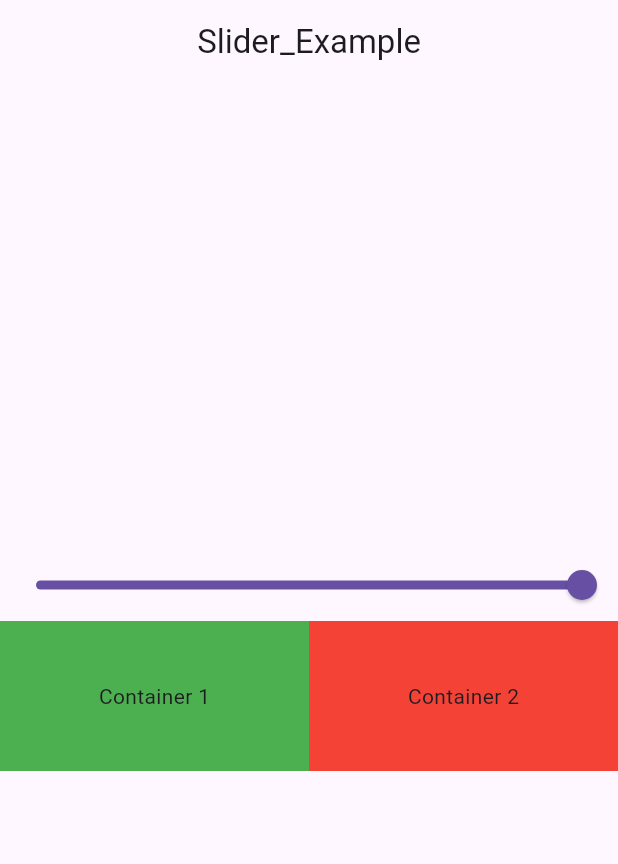
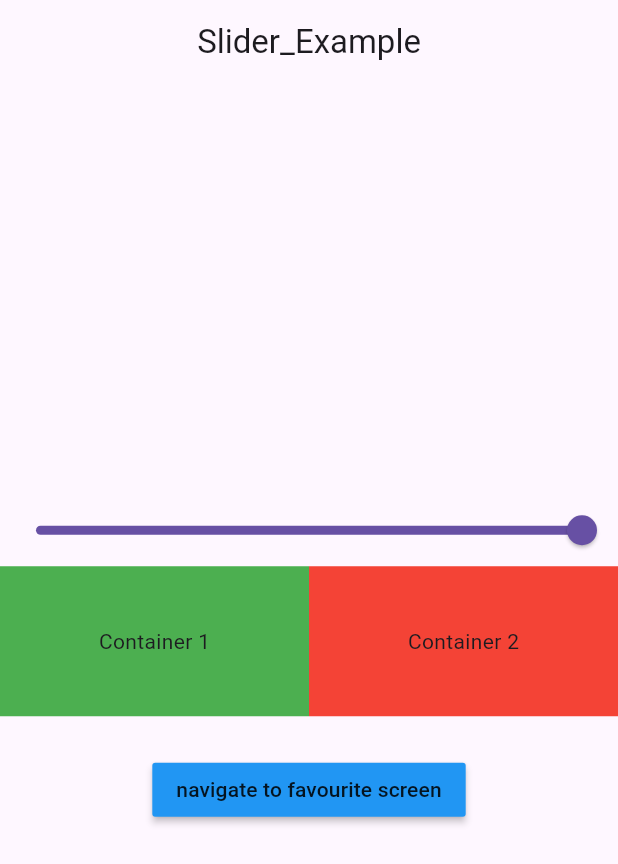
Before and after one commit to Amankhan004/Provider_State_Management, a Flutter app: the screen it shows after launch, on a phone screen of 412 x 824 dp. Shown: the top 864 px of the screen. Run offline on Flutter 3.47's test engine with Material 3 defaults, Android fonts, the phone set to English and light mode, and no system bars.

Commit message:
Favourite screen

```diff
--- a/lib/main.dart
+++ b/lib/main.dart
@@ -1,5 +1,6 @@
 import 'package:flutter/material.dart';
 import 'package:provider/provider.dart';
+import 'package:provider_state_management/provider/favouriteitem_provider.dart';
 import 'package:provider_state_management/provider/slider_provider.dart';
 import 'package:provider_state_management/screen/slider_screen.dart';
 
@@ -14,7 +15,11 @@ class MyApp extends StatelessWidget {
   @override
   Widget build(BuildContext context) {
     return MultiProvider(
-        providers: [ChangeNotifierProvider(create: (_) => SliderProvider())],
+        providers: [
+          ChangeNotifierProvider(create: (_) => SliderProvider()),
+          ChangeNotifierProvider(create: (_) => FavouriteItemProvider()),
+
+          ],
         child: MaterialApp(
           debugShowCheckedModeBanner: false,
           title: 'Provider State Management',
--- /dev/null
+++ b/lib/provider/favouriteitem_provider.dart
@@ -0,0 +1,19 @@
+import 'package:flutter/material.dart';
+
+class FavouriteItemProvider with ChangeNotifier{
+
+  List<int> _selectedItem = [];
+  List<int> get selectedItem =>  _selectedItem;
+
+  void addValue(int value){
+    _selectedItem.add(value);
+    notifyListeners();
+
+  }
+ void removeValue(int value){
+    _selectedItem.remove(value);
+    notifyListeners();
+
+  }
+
+}
--- a/lib/screen/slider_screen.dart
+++ b/lib/screen/slider_screen.dart
@@ -1,6 +1,7 @@
 import 'package:flutter/material.dart';
 import 'package:provider/provider.dart';
 import 'package:provider_state_management/provider/slider_provider.dart';
+import 'package:provider_state_management/screen/favourites/favourit_screen.dart';
 
 // ignore: must_be_immutable
 class SliderScreen extends StatelessWidget {
@@ -9,25 +10,23 @@ class SliderScreen extends StatelessWidget {
   @override
   Widget build(BuildContext context) {
     // final provider = Provider.of<SliderProvider>(context, listen: false);
-    print("built");
+    // print("built");
     return Scaffold(
       appBar: AppBar(
         title: const Center(child: Text("Slider_Example")),
       ),
       body: Column(mainAxisAlignment: MainAxisAlignment.center, children: [
-
-        Consumer<SliderProvider>(builder: (context, value,child){
-          return  Slider(
+        Consumer<SliderProvider>(builder: (context, value, child) {
+          return Slider(
               min: 0,
               max: 1,
               value: value.value,
               onChanged: (val) {
                 value.setValue(val);
               });
-
         }),
-         Consumer<SliderProvider>(builder: (context, value,child){
-          return    Row(
+        Consumer<SliderProvider>(builder: (context, value, child) {
+          return Row(
             children: [
               Expanded(
                 child: Container(
@@ -40,17 +39,25 @@ class SliderScreen extends StatelessWidget {
               Expanded(
                 child: Container(
                   height: 100,
-                decoration: BoxDecoration(
-                    color: Colors.red.withOpacity(value.value)),
+                  decoration:
+                      BoxDecoration(color: Colors.red.withOpacity(value.value)),
                   child: const Center(child: Text("Container 2")),
                 ),
               )
             ],
           );
-
-
-        })
-
+        }),
+       const SizedBox(
+          height: 25,
+        ),
+        MaterialButton(
+          color: Colors.blue,
+          child:const Text("navigate to favourite screen"),
+          onPressed: () {
+            Navigator.push(context,
+                MaterialPageRoute(builder: (context) =>const FavouriteScreen()));
+          },
+        )
       ]),
     );
   }
```
Also changed, not shown: lib/screen/favourites/favourit_screen.dart (added, +65 -0 lines), lib/screen/favourites/myfavourite_screen.dart (added, +40 -0 lines). Lines whose indentation alone changed are shown as unchanged.
